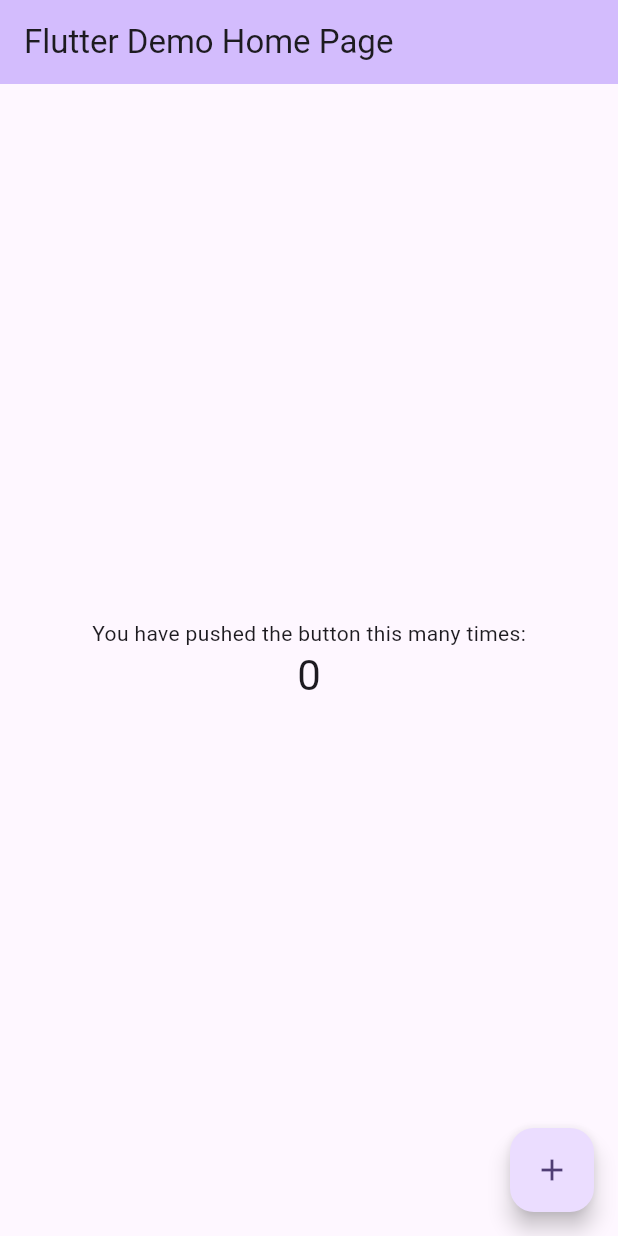
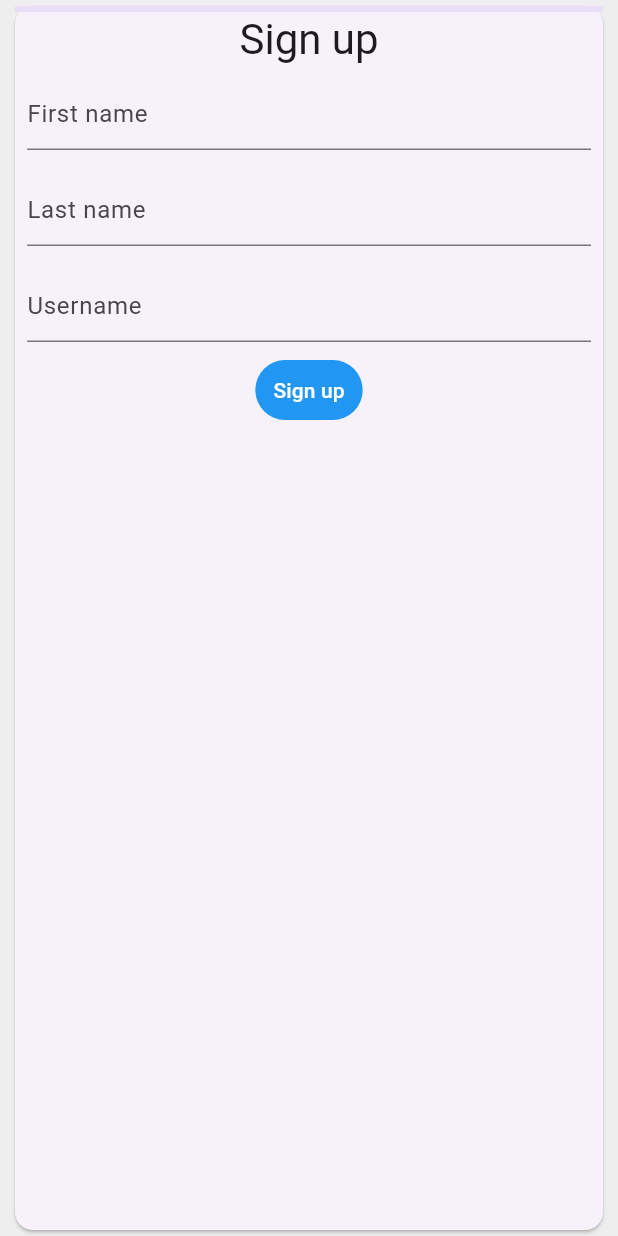
Before and after one commit to li-kuan-gi/sign-up-app, a Flutter app: the screen it shows after launch, on a phone screen of 412 x 824 dp. Run offline on Flutter 3.47's test engine with Material 3 defaults, Android fonts, the phone set to English and light mode, and no system bars.

Commit message:
base app

```diff
--- a/lib/main.dart
+++ b/lib/main.dart
@@ -1,125 +1,19 @@
 import 'package:flutter/material.dart';
+import 'package:myapp/sign_up_screen.dart';
 
 void main() {
-  runApp(const MyApp());
+  runApp(const SignUpApp());
 }
 
-class MyApp extends StatelessWidget {
-  const MyApp({super.key});
+class SignUpApp extends StatelessWidget {
+  const SignUpApp({super.key});
 
-  // This widget is the root of your application.
   @override
   Widget build(BuildContext context) {
     return MaterialApp(
-      title: 'Flutter Demo',
-      theme: ThemeData(
-        // This is the theme of your application.
-        //
-        // TRY THIS: Try running your application with "flutter run". You'll see
-        // the application has a purple toolbar. Then, without quitting the app,
-        // try changing the seedColor in the colorScheme below to Colors.green
-        // and then invoke "hot reload" (save your changes or press the "hot
-        // reload" button in a Flutter-supported IDE, or press "r" if you used
-        // the command line to start the app).
-        //
-        // Notice that the counter didn't reset back to zero; the application
-        // state is not lost during the reload. To reset the state, use hot
-        // restart instead.
-        //
-        // This works for code too, not just values: Most code changes can be
-        // tested with just a hot reload.
-        colorScheme: ColorScheme.fromSeed(seedColor: Colors.deepPurple),
-        useMaterial3: true,
-      ),
-      home: const MyHomePage(title: 'Flutter Demo Home Page'),
+      routes: {
+        '/': (context) => const SignUpScreen(),
+      },
     );
   }
 }
-
-class MyHomePage extends StatefulWidget {
-  const MyHomePage({super.key, required this.title});
-
-  // This widget is the home page of your application. It is stateful, meaning
-  // that it has a State object (defined below) that contains fields that affect
-  // how it looks.
-
-  // This class is the configuration for the state. It holds the values (in this
-  // case the title) provided by the parent (in this case the App widget) and
-  // used by the build method of the State. Fields in a Widget subclass are
-  // always marked "final".
-
-  final String title;
-
-  @override
-  State<MyHomePage> createState() => _MyHomePageState();
-}
-
-class _MyHomePageState extends State<MyHomePage> {
-  int _counter = 0;
-
-  void _incrementCounter() {
-    setState(() {
-      // This call to setState tells the Flutter framework that something has
-      // changed in this State, which causes it to rerun the build method below
-      // so that the display can reflect the updated values. If we changed
-      // _counter without calling setState(), then the build method would not be
-      // called again, and so nothing would appear to happen.
-      _counter++;
-    });
-  }
-
-  @override
-  Widget build(BuildContext context) {
-    // This method is rerun every time setState is called, for instance as done
-    // by the _incrementCounter method above.
-    //
-    // The Flutter framework has been optimized to make rerunning build methods
-    // fast, so that you can just rebuild anything that needs updating rather
-    // than having to individually change instances of widgets.
-    return Scaffold(
-      appBar: AppBar(
-        // TRY THIS: Try changing the color here to a specific color (to
-        // Colors.amber, perhaps?) and trigger a hot reload to see the AppBar
-        // change color while the other colors stay the same.
-        backgroundColor: Theme.of(context).colorScheme.inversePrimary,
-        // Here we take the value from the MyHomePage object that was created by
-        // the App.build method, and use it to set our appbar title.
-        title: Text(widget.title),
-      ),
-      body: Center(
-        // Center is a layout widget. It takes a single child and positions it
-        // in the middle of the parent.
-        child: Column(
-          // Column is also a layout widget. It takes a list of children and
-          // arranges them vertically. By default, it sizes itself to fit its
-          // children horizontally, and tries to be as tall as its parent.
-          //
-          // Column has various properties to control how it sizes itself and
-          // how it positions its children. Here we use mainAxisAlignment to
-          // center the children vertically; the main axis here is the vertical
-          // axis because Columns are vertical (the cross axis would be
-          // horizontal).
-          //
-          // TRY THIS: Invoke "debug painting" (choose the "Toggle Debug Paint"
-          // action in the IDE, or press "p" in the console), to see the
-          // wireframe for each widget.
-          mainAxisAlignment: MainAxisAlignment.center,
-          children: <Widget>[
-            const Text(
-              'You have pushed the button this many times:',
-            ),
-            Text(
-              '$_counter',
-              style: Theme.of(context).textTheme.headlineMedium,
-            ),
-          ],
-        ),
-      ),
-      floatingActionButton: FloatingActionButton(
-        onPressed: _incrementCounter,
-        tooltip: 'Increment',
-        child: const Icon(Icons.add),
-      ), // This trailing comma makes auto-formatting nicer for build methods.
-    );
-  }
-}
--- /dev/null
+++ b/lib/sign_up_screen.dart
@@ -0,0 +1,95 @@
+import 'package:flutter/material.dart';
+
+class SignUpScreen extends StatelessWidget {
+  const SignUpScreen({super.key});
+
+  @override
+  Widget build(BuildContext context) {
+    return Scaffold(
+      backgroundColor: Colors.grey[200],
+      body: const Center(
+        child: SizedBox(
+          width: 400,
+          child: Card(
+            child: SignUpForm(),
+          ),
+        ),
+      ),
+    );
+  }
+}
+
+class SignUpForm extends StatefulWidget {
+  const SignUpForm({super.key});
+
+  @override
+  State<SignUpForm> createState() => _SignUpFormState();
+}
+
+class _SignUpFormState extends State<SignUpForm> {
+  final _firstNameTextController = TextEditingController();
+  final _lastNameTextController = TextEditingController();
+  final _usernameTextController = TextEditingController();
+
+  double _formProgress = 0;
+
+  @override
+  Widget build(BuildContext context) {
+    return Form(
+      child: Column(
+        children: [
+          LinearProgressIndicator(
+            value: _formProgress,
+          ),
+          Text(
+            'Sign up',
+            style: Theme.of(context).textTheme.headlineMedium,
+          ),
+          Padding(
+            padding: const EdgeInsets.all(8),
+            child: TextFormField(
+              controller: _firstNameTextController,
+              decoration: const InputDecoration(
+                hintText: 'First name',
+              ),
+            ),
+          ),
+          Padding(
+            padding: const EdgeInsets.all(8),
+            child: TextFormField(
+              controller: _lastNameTextController,
+              decoration: const InputDecoration(
+                hintText: 'Last name',
+              ),
+            ),
+          ),
+          Padding(
+            padding: const EdgeInsets.all(8),
+            child: TextFormField(
+              controller: _usernameTextController,
+              decoration: const InputDecoration(
+                hintText: 'Username',
+              ),
+            ),
+          ),
+          TextButton(
+            style: ButtonStyle(
+              foregroundColor: WidgetStateProperty.resolveWith((states) {
+                return states.contains(WidgetState.disabled)
+                    ? null
+                    : Colors.white;
+              }),
+              backgroundColor: WidgetStateProperty.resolveWith((states) {
+                return states.contains(WidgetState.disabled)
+                    ? null
+                    : Colors.blue;
+              }),
+            ),
+            onPressed: () {},
+            child: const Text('Sign up'),
+          ),
+        ],
+      ),
+    );
+  }
+}
```
Also changed, not shown: 1 other file.
